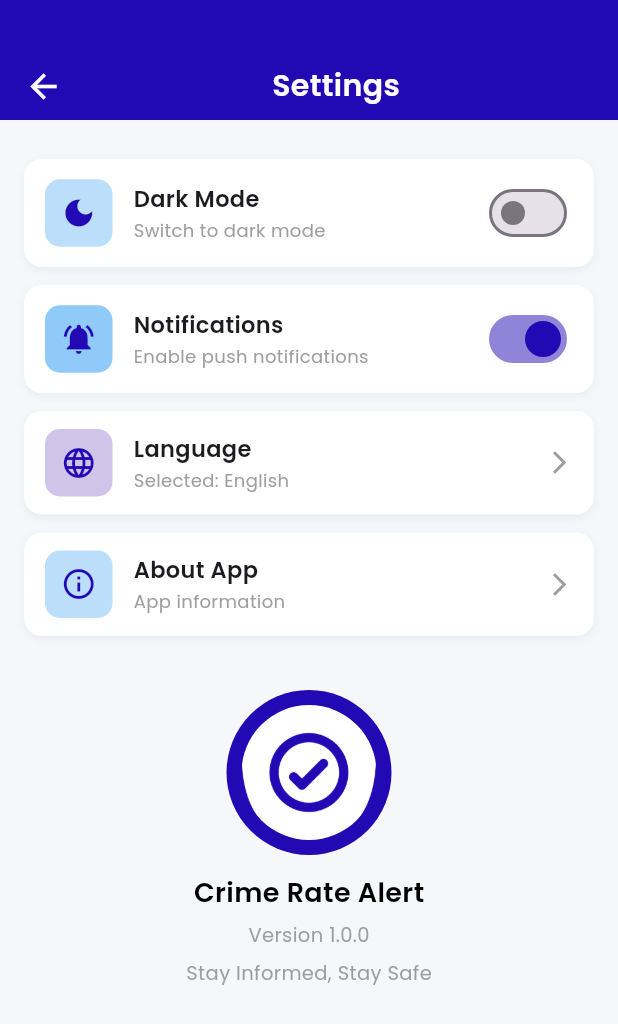
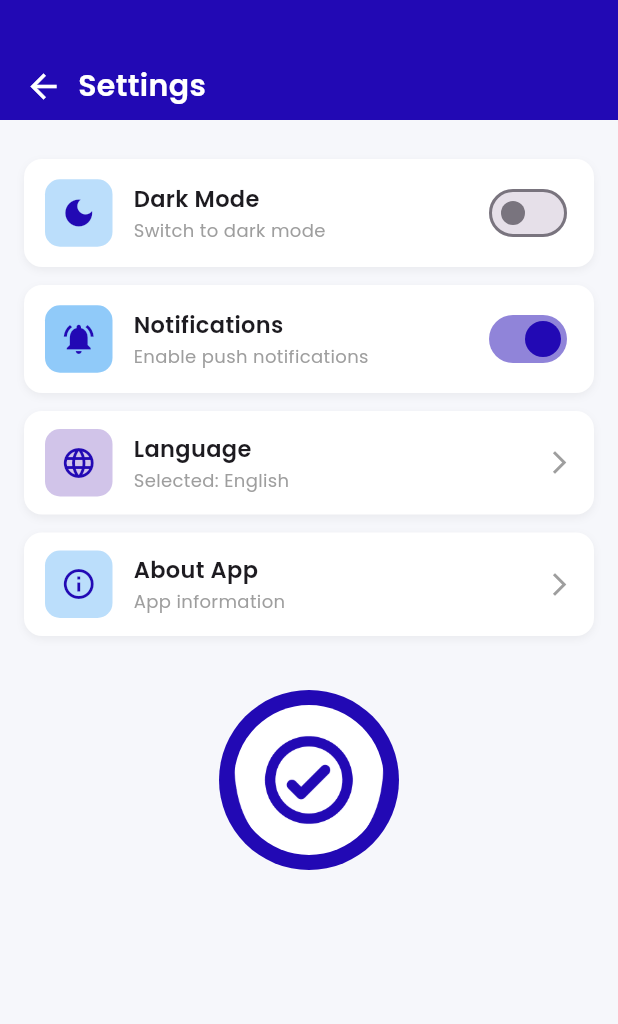
Before and after one commit to Amansarfraz/crime_app, a Flutter app: the SettingsScreen screen opened by its route, on a phone screen of 412 x 824 dp. Shown: the top 1024 px of the screen. Run offline on Flutter 3.47's test engine with Material 3 defaults, Android fonts, the phone set to English and light mode, and no system bars; our stand-ins replace google_fonts, lottie.

Commit message:
first commit

```diff
--- a/lib/screens/settings_screen.dart
+++ b/lib/screens/settings_screen.dart
@@ -20,7 +20,7 @@ class _SettingsScreenState extends State<SettingsScreen> {
       backgroundColor: const Color(0xFFF6F7FB),
       body: Column(
         children: [
-          // 🔷 Header
+          // 🔷 Header (Settings with arrow)
           Container(
             height: 80,
             width: double.infinity,
@@ -37,17 +37,13 @@ class _SettingsScreenState extends State<SettingsScreen> {
                   ),
                 ),
                 const SizedBox(width: 10),
-                const Expanded(
-                  child: Center(
-                    child: Text(
+                const Text(
                   "Settings",
                   style: TextStyle(
                     fontFamily: 'Poppins',
                     color: Colors.white,
                     fontWeight: FontWeight.w600,
                     fontSize: 20,
-                      ),
-                    ),
                   ),
                 ),
               ],
@@ -126,55 +122,23 @@ class _SettingsScreenState extends State<SettingsScreen> {
 
           const SizedBox(height: 30),
 
-          // 🟦 Blue circular logo at bottom
-          Column(
-            children: [
+          // 🟦 Blue circular background + image (replacing logo)
           Container(
-                width: 110,
-                height: 110,
+            width: 120,
+            height: 120,
             decoration: const BoxDecoration(
               shape: BoxShape.circle,
-                  color: Color(0xFF2209B4), // same as header color
+              color: Color(0xFF2209B4), // same color as header
             ),
             child: Padding(
               padding: const EdgeInsets.all(10),
               child: ClipOval(
                 child: Image.asset(
-                      'assets/images/Group.png', // 👈 your logo path
+                  'assets/images/Group.png', // 👈 your image path here
                   fit: BoxFit.cover,
                 ),
               ),
             ),
-              ),
-              const SizedBox(height: 12),
-              const Text(
-                "Crime Rate Alert",
-                style: TextStyle(
-                  fontFamily: 'Poppins',
-                  fontWeight: FontWeight.w600,
-                  fontSize: 18,
-                  color: Colors.black,
-                ),
-              ),
-              const SizedBox(height: 6),
-              const Text(
-                "Version 1.0.0",
-                style: TextStyle(
-                  fontFamily: 'Poppins',
-                  color: Colors.grey,
-                  fontSize: 13,
-                ),
-              ),
-              const SizedBox(height: 6),
-              const Text(
-                "Stay Informed, Stay Safe",
-                style: TextStyle(
-                  fontFamily: 'Poppins',
-                  fontSize: 13,
-                  color: Colors.grey,
-                ),
-              ),
-            ],
           ),
         ],
       ),
```
Lines whose indentation alone changed are shown as unchanged.
